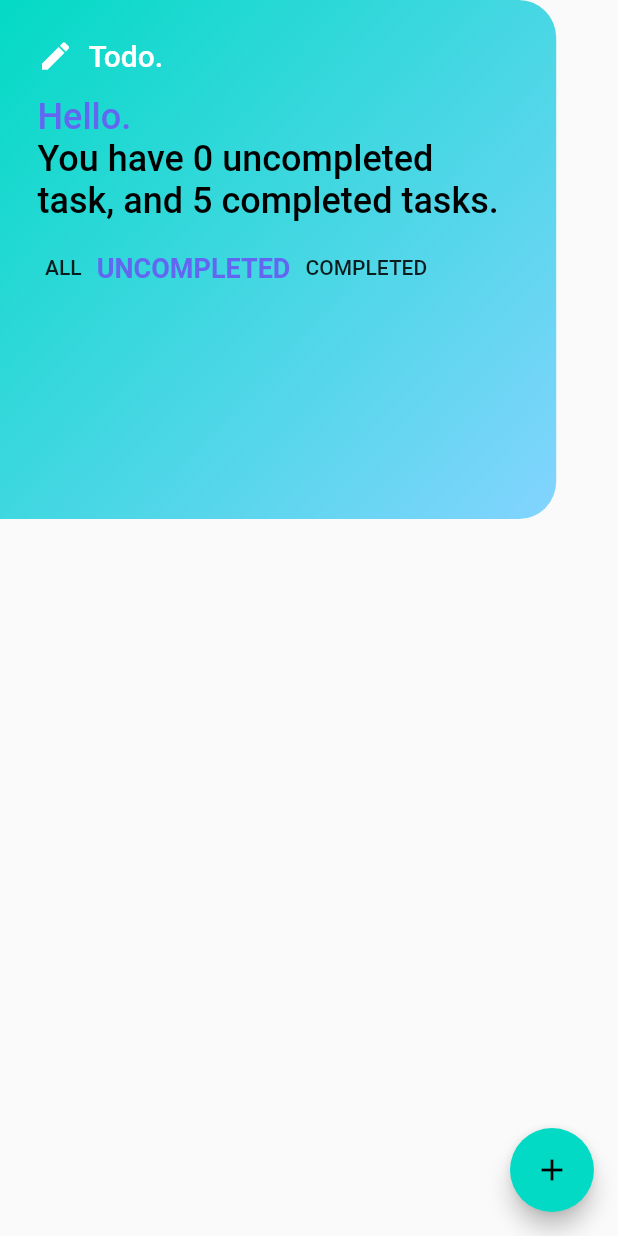
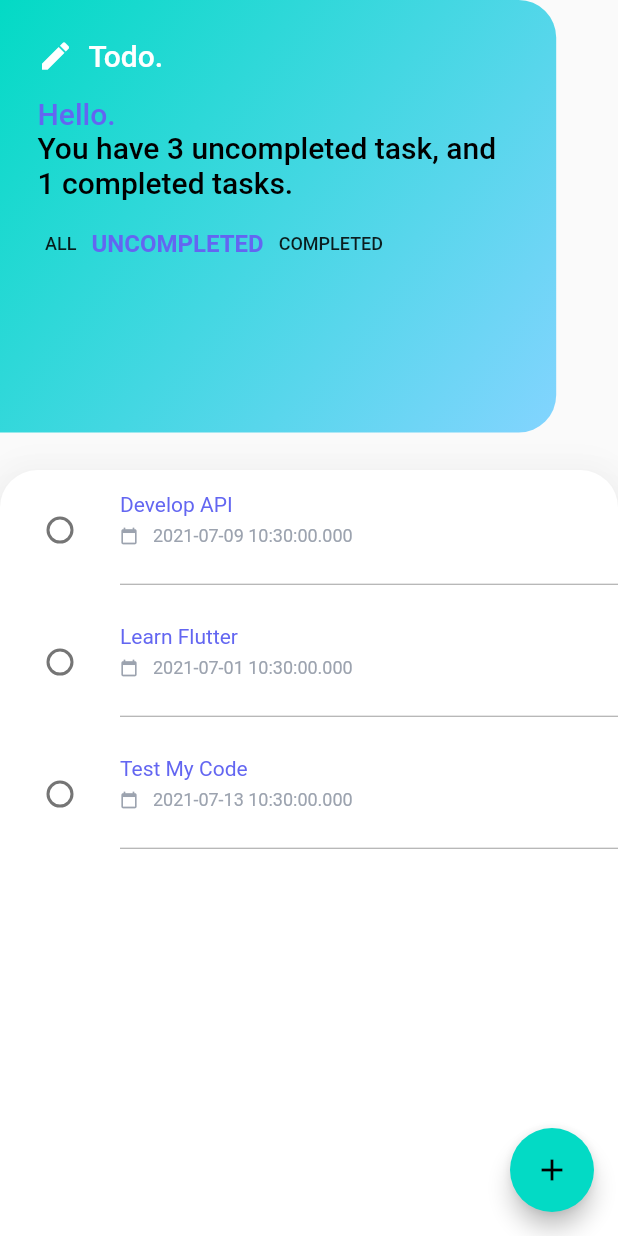
Before and after one commit to leeliwei930/mcs-workshop-flutter-todo, a Flutter app: the screen it shows after launch, after a tap on "UNCOMPLETED", on a phone screen of 412 x 824 dp. Run offline on Flutter 3.47's test engine with Material 2 defaults, Android fonts, the phone set to English and light mode, and no system bars.

Commit message:
Add Task model, comments for AppBanner and Tabs component

```diff
--- a/lib/components/app_banner.dart
+++ b/lib/components/app_banner.dart
@@ -1,17 +1,18 @@
 import 'package:flutter/material.dart';
+// Since Scaffold require appBar property to be an interface of PreferredSizeWidget, an override for preferredSize property is required
 
 class AppBanner extends StatefulWidget implements PreferredSizeWidget {
-  final Color? fromColor;
-  final Color? toColor;
+  final Color? fromColor; // gradient fromColor property
+  final Color? toColor; // gradient toColor property
   final double? toolbarHeight;
-  final Widget? header;
-  final Widget? content;
-  final Widget? bottom;
+  final Widget? header; // header widget slot
+  final Widget? content; // content widget slot
+  final Widget? bottom; // bottom widget slot
   final double? toolbarWidth ;
    AppBanner({Key? key, this.fromColor, this.toColor, this.toolbarHeight, this.header, this.content, this.bottom, this.toolbarWidth}) : super(key: key);
   Size get preferredSize {
     return Size(
-      this.toolbarWidth ?? double.infinity,
+      this.toolbarWidth ?? double.infinity, // if there is a toolbarWidth specify in named arguments, we will take that, else fallback to default value
       this.toolbarHeight ?? kToolbarHeight
     );
   }
@@ -40,7 +41,6 @@ class _AppBannerState extends State<AppBanner> {
       children.add(SizedBox(height: 15,));
       children.add(widget.bottom!);
     }
-    print(widget.preferredSize);
     return  SafeArea(
       child: PreferredSize(child: Wrap(
 
--- a/lib/components/navigations/tab_item.dart
+++ b/lib/components/navigations/tab_item.dart
@@ -28,20 +28,31 @@ class _TabItemState extends State<TabItem>  with SingleTickerProviderStateMixin
         begin: kInactiveTabTextStyle,
         end: kActiveTabTextStyle.copyWith(color: Theme.of(context).accentColor )
     ).animate(animationController);
+
     this.animationController.addListener(() {
+      // re-render the view when animation start or reverse
       setState(() {
 
       });
     });
 
+    if(widget.active){
 
-    if(widget.active){
+
+      // if the widget in active state tween the animation in forward direction
+      // the text style will tween from kInactiveTabTextStyle to kActiveTabTextStyle
       this.animationController.forward();
     } else {
+
+
+      // if the widget in active state tween the animation in reverse direction
+      // the text style will tween from kActiveTabTextStyle to kInactiveTabTextStyle
       this.animationController.reverse();
     }
+    // Material for providing ripple effect
     return Material(
       color: Colors.transparent,
+      // InkWel listen on any tap event
       child: InkWell(
         onTap: () => (widget.onTap != null) ? widget.onTap!() : null,
         child: Container(
--- /dev/null
+++ b/lib/components/task/task_list_item.dart
@@ -0,0 +1,61 @@
+import 'package:flutter/material.dart';
+import 'package:todo/constants/default_theme.dart';
+import 'package:todo/constants/text_styles.dart';
+
+class TaskListItem extends StatefulWidget {
+
+  final String title;
+  final bool completed;
+  final String? dueDate;
+
+
+
+  const TaskListItem({Key? key , required this.title, required this.completed, this.dueDate}) : super(key: key);
+
+
+  @override
+  _TaskListItemState createState() => _TaskListItemState();
+}
+
+class _TaskListItemState extends State<TaskListItem> {
+  @override
+  Widget build(BuildContext context) {
+    return ListTile(
+      contentPadding: EdgeInsets.only(left: 16),
+      leading: Checkbox(
+        value: widget.completed,
+        shape: CircleBorder(),
+        onChanged: (bool? value){
+          setState(() {
+            print(value);
+          });
+        },
+      ),
+      title: Text(widget.title, style: kTaskTitleTextStyle,),
+      subtitle: Column(
+          children: [
+            Row(
+              children: [
+                Icon(Icons.calendar_today, color: taskDueDateTextColor, size: 12,),
+                SizedBox(
+                  width: 10,
+                ),
+                Text(widget.dueDate ?? "", style: kTaskDueDateTextStyle,)
+              ],
+            ),
+            Container(
+              padding: EdgeInsets.only(top: 25),
+              decoration:  BoxDecoration(
+                  border: Border(
+                      bottom: BorderSide(width: .25)
+                  )
+              ),
+
+            )
+          ],
+      ),
+      isThreeLine: true,
+
+    );
+  }
+}
--- a/lib/constants/default_theme.dart
+++ b/lib/constants/default_theme.dart
@@ -1,14 +1,17 @@
 import 'package:flutter/material.dart';
 
-const _primaryColor = Color(0xFF03DAC5);
-const _accentColor =  Color(0xFF6366F1);
-const _textColor = Colors.black;
+const primaryColor = Color(0xFF03DAC5);
+const accentColor =  Color(0xFF6366F1);
+const textColor = Colors.black;
+const taskTitleColor = accentColor;
+
+const taskDueDateTextColor = Color(0xFF9CA3AF);
 
 ThemeData lightTheme =  ThemeData(
-  primaryColor: _primaryColor,
-    accentColor: _accentColor,
+  primaryColor: primaryColor,
+    accentColor: accentColor,
   floatingActionButtonTheme: FloatingActionButtonThemeData(
-    foregroundColor: _textColor,
-    backgroundColor: _primaryColor,
-  )
+    foregroundColor: textColor,
+    backgroundColor: primaryColor,
+  ),
 );
--- a/lib/constants/text_styles.dart
+++ b/lib/constants/text_styles.dart
@@ -1,4 +1,5 @@
 import 'package:flutter/material.dart';
+import 'package:todo/constants/default_theme.dart';
 
 const kAppTitleTextStyle = TextStyle(
     fontSize: 20,
@@ -6,17 +7,27 @@ const kAppTitleTextStyle = TextStyle(
 );
 
 const kGreetingTextStyle = TextStyle(
-  fontSize: 24,
+  fontSize: 20,
   fontWeight: FontWeight.w500,
 );
 
 const kActiveTabTextStyle = TextStyle(
-  fontSize: 18,
+  fontSize: 16,
   fontWeight: FontWeight.w600
 );
 
 
 const kInactiveTabTextStyle = TextStyle(
-  fontSize: 14,
+  fontSize: 12,
   fontWeight: FontWeight.w500
 );
+
+const kTaskTitleTextStyle = TextStyle(
+  fontSize: 14,
+  color: taskTitleColor
+);
+
+const kTaskDueDateTextStyle = TextStyle(
+  fontSize: 12,
+  color: taskDueDateTextColor
+);
--- /dev/null
+++ b/lib/models/task.dart
@@ -0,0 +1,8 @@
+class Task {
+  late String title;
+  late DateTime? dueDate;
+  late bool completed;
+
+  Task({required this.title, this.completed = false, this.dueDate });
+
+}
--- a/lib/screens/home.dart
+++ b/lib/screens/home.dart
@@ -3,7 +3,9 @@ import 'package:todo/components/app_banner.dart';
 import 'package:todo/components/brand/app_title.dart';
 import 'package:todo/components/navigations/tab_item.dart';
 import 'package:todo/components/navigations/tabs.dart';
+import 'package:todo/components/task/task_list_item.dart';
 import 'package:todo/constants/text_styles.dart';
+import 'package:todo/models/task.dart';
 
 class Home extends StatefulWidget {
   const Home({Key? key}) : super(key: key);
@@ -14,7 +16,44 @@ class Home extends StatefulWidget {
 
 class _HomeState extends State<Home> {
 
+ List<Task> tasks = List.of([]);
+  int selectedTaskStatus = 0;
 
+
+  List<Task> get completedTasks => this.tasks.where((element) => element.completed == true).toList();
+  List<Task> get uncompletedTasks => this.tasks.where((element) => element.completed == false).toList();
+
+  List<Task> get currentShownTasks {
+    switch(this.selectedTaskStatus){
+      case 0:
+        return this.tasks;
+      case 1:
+        return this.uncompletedTasks;
+      case 2:
+      default:
+        return this.completedTasks;
+    }
+  }
+
+  @override
+  void initState() {
+    // TODO: implement initState
+    super.initState();
+    this.tasks = [
+      Task(title: "Learn NodeJS",
+          completed: true,
+          dueDate: DateTime.now().add(Duration(days: 1))),
+      Task(title: "Develop API",
+          completed: false,
+          dueDate: DateTime.now().add(Duration(days: 10))),
+      Task(title: "Learn Flutter",
+          completed: false,
+          dueDate: DateTime.now().add(Duration(days: 2))),
+      Task(title: "Test My Code",
+          completed: false,
+          dueDate: DateTime.now().add(Duration(days: 14))),
+    ];
+  }
 
   @override
   Widget build(BuildContext context) {
@@ -24,7 +63,7 @@ class _HomeState extends State<Home> {
       extendBodyBehindAppBar: false,
       appBar:    AppBanner(
         toolbarWidth: MediaQuery.of(context).size.width * .90,
-        toolbarHeight: MediaQuery.of(context).size.height * .42,
+        toolbarHeight: MediaQuery.of(context).size.height * .35,
         header: AppTitle(),
         content: RichText(
           text: TextSpan(
@@ -32,7 +71,7 @@ class _HomeState extends State<Home> {
               style: kGreetingTextStyle.copyWith(color: Color(0xFF6366F1)),
               children: [
                 TextSpan(
-                  text: "You have 0 uncompleted task, and 5 completed tasks.",
+                  text: "You have ${uncompletedTasks.length} uncompleted task, and  ${completedTasks.length} completed tasks.",
                   style: kGreetingTextStyle.copyWith(color: Colors.black),
 
                 )
@@ -42,6 +81,9 @@ class _HomeState extends State<Home> {
         ),
         bottom: Tabs(
           onTabChanged: (int index){
+            setState((){
+                  this.selectedTaskStatus = index;
+              });
           },
           tabs: [
             TabItem(
@@ -56,11 +98,29 @@ class _HomeState extends State<Home> {
           ],
         )
       ),
-      body: Column(
-        mainAxisSize: MainAxisSize.max,
-        children: [
+      body: Container(
+        margin: EdgeInsets.only(top: 25),
+        child: Card(
+            clipBehavior: Clip.hardEdge,
+            shape: RoundedRectangleBorder(
+            borderRadius: BorderRadius.vertical(
+              top: Radius.circular(25),
+            )
+          ),
+          margin: EdgeInsets.all(0),
+          elevation: 25,
+          child: Flex(
+            direction: Axis.vertical,
+            children: [
+              Expanded(
 
-        ],
+                  child: ListView.builder(
+
+                itemBuilder: buildTaskList , itemCount: currentShownTasks.length, ))
+            ],
+          )
+        ),
+
       ),
       floatingActionButton: FloatingActionButton(
         onPressed: () => null,
@@ -68,4 +128,10 @@ class _HomeState extends State<Home> {
       ),
     );
   }
+
+  TaskListItem buildTaskList(BuildContext context, int index){
+    Task task = this.currentShownTasks[index];
+    return TaskListItem(title: task.title , completed: task.completed, dueDate: task.dueDate.toString(), );
+  }
+
 }
```
Also changed, not shown: lib/components/navigations/tabs.dart (+5 -2 lines).
